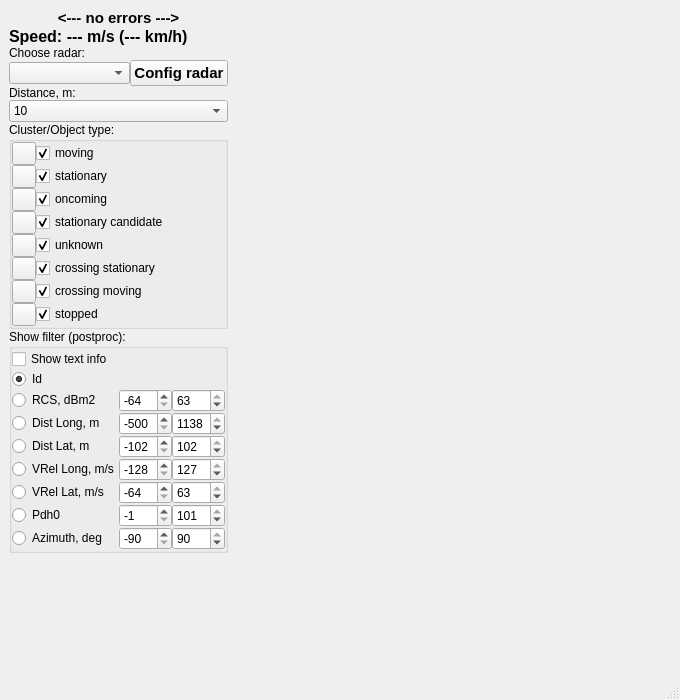
This is displaydata.ui in anatoltrush/RadarVisual as Qt 5 draws it before an edit. The edited form follows.
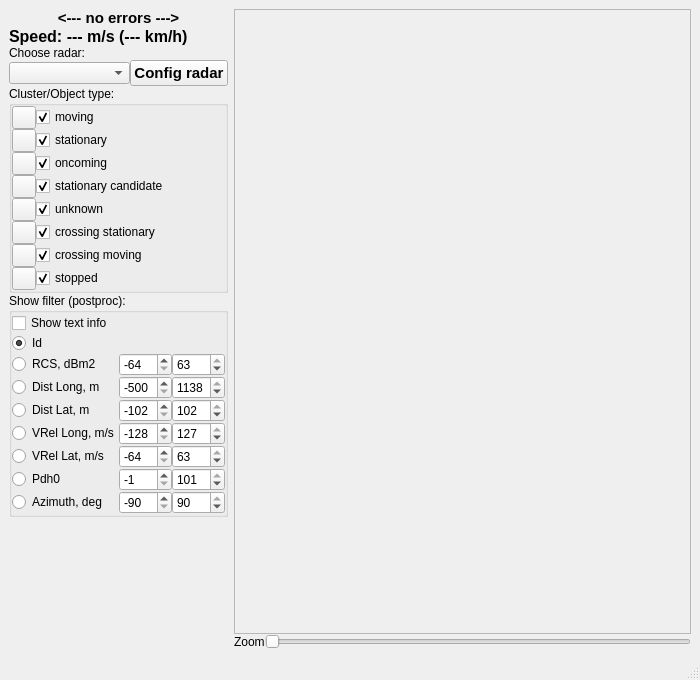
This is the edited form. Icons and pictures are not drawn. Custom widgets are drawn as their Qt base class.

Commit message: Zoom changed (begin)

Patch:
```diff
--- a/displaydata.ui
+++ b/displaydata.ui
@@ -6,8 +6,8 @@
    <rect>
     <x>0</x>
     <y>0</y>
-    <width>680</width>
-    <height>700</height>
+    <width>700</width>
+    <height>680</height>
    </rect>
   </property>
   <property name="windowTitle">
@@ -19,7 +19,7 @@
   </property>
   <widget class="QWidget" name="centralwidget">
    <layout class="QGridLayout" name="gridLayout">
-    <item row="0" column="0" rowspan="2">
+    <item row="0" column="0">
      <layout class="QVBoxLayout" name="vertPanel">
       <property name="spacing">
        <number>0</number>
@@ -120,64 +120,6 @@
         </item>
        </layout>
       </item>
-      <item>
-       <widget class="QLabel" name="lChsDist">
-        <property name="sizePolicy">
-         <sizepolicy hsizetype="Minimum" vsizetype="Fixed">
-          <horstretch>0</horstretch>
-          <verstretch>0</verstretch>
-         </sizepolicy>
-        </property>
-        <property name="text">
-         <string>Distance, m:</string>
-        </property>
-       </widget>
-      </item>
-      <item>
-       <widget class="QComboBox" name="cBChsDist">
-        <property name="sizePolicy">
-         <sizepolicy hsizetype="Minimum" vsizetype="Fixed">
-          <horstretch>0</horstretch>
-          <verstretch>0</verstretch>
-         </sizepolicy>
-        </property>
-        <item>
-         <property name="text">
-          <string>10</string>
-         </property>
-        </item>
-        <item>
-         <property name="text">
-          <string>20</string>
-         </property>
-        </item>
-        <item>
-         <property name="text">
-          <string>40</string>
-         </property>
-        </item>
-        <item>
-         <property name="text">
-          <string>80</string>
-         </property>
-        </item>
-        <item>
-         <property name="text">
-          <string>160</string>
-         </property>
-        </item>
-        <item>
-         <property name="text">
-          <string>250</string>
-         </property>
-        </item>
-        <item>
-         <property name="text">
-          <string>320</string>
-         </property>
-        </item>
-       </widget>
-      </item>
       <item>
        <widget class="QGroupBox" name="gBClObjType">
         <property name="title">
@@ -743,33 +685,61 @@
       </item>
      </layout>
     </item>
-    <item row="0" column="1">
-     <widget class="VisImage" name="vDraw" native="true">
-      <property name="minimumSize">
-       <size>
-        <width>50</width>
-        <height>0</height>
-       </size>
+    <item row="0" column="1" rowspan="2">
+     <layout class="QVBoxLayout" name="verticalLayout">
+      <property name="spacing">
+       <number>0</number>
       </property>
-      <property name="mouseTracking">
-       <bool>true</bool>
-      </property>
-     </widget>
+      <item>
+       <widget class="QScrollArea" name="sAVisual">
+        <property name="mouseTracking">
+         <bool>true</bool>
+        </property>
+        <property name="widgetResizable">
+         <bool>true</bool>
+        </property>
+        <property name="alignment">
+         <set>Qt::AlignCenter</set>
+        </property>
+        <widget class="QWidget" name="scrollAreaWidgetContents">
+         <property name="geometry">
+          <rect>
+           <x>0</x>
+           <y>0</y>
+           <width>413</width>
+           <height>617</height>
+          </rect>
+         </property>
+        </widget>
+       </widget>
+      </item>
+      <item>
+       <layout class="QHBoxLayout" name="horizontalLayout_2">
+        <item>
+         <widget class="QLabel" name="lZoom">
+          <property name="text">
+           <string>Zoom</string>
+          </property>
+         </widget>
+        </item>
+        <item>
+         <widget class="QSlider" name="hSZoom">
+          <property name="minimum">
+           <number>400</number>
+          </property>
+          <property name="maximum">
+           <number>2000</number>
+          </property>
+          <property name="orientation">
+           <enum>Qt::Horizontal</enum>
+          </property>
+         </widget>
+        </item>
+       </layout>
+      </item>
+     </layout>
     </item>
-    <item row="1" column="1">
-     <spacer name="horizontalSpacer">
-      <property name="orientation">
-       <enum>Qt::Horizontal</enum>
-      </property>
-      <property name="sizeHint" stdset="0">
-       <size>
-        <width>342</width>
-        <height>20</height>
-       </size>
-      </property>
-     </spacer>
-    </item>
-    <item row="2" column="0">
+    <item row="1" column="0">
      <spacer name="verticalSpacer">
       <property name="orientation">
        <enum>Qt::Vertical</enum>
@@ -786,14 +756,6 @@
   </widget>
   <widget class="QStatusBar" name="statBarDisp"/>
  </widget>
- <customwidgets>
-  <customwidget>
-   <class>VisImage</class>
-   <extends>QWidget</extends>
-   <header location="global">visimage.h</header>
-   <container>1</container>
-  </customwidget>
- </customwidgets>
  <resources/>
  <connections/>
 </ui>
```
The commit also changes 8 other files.
